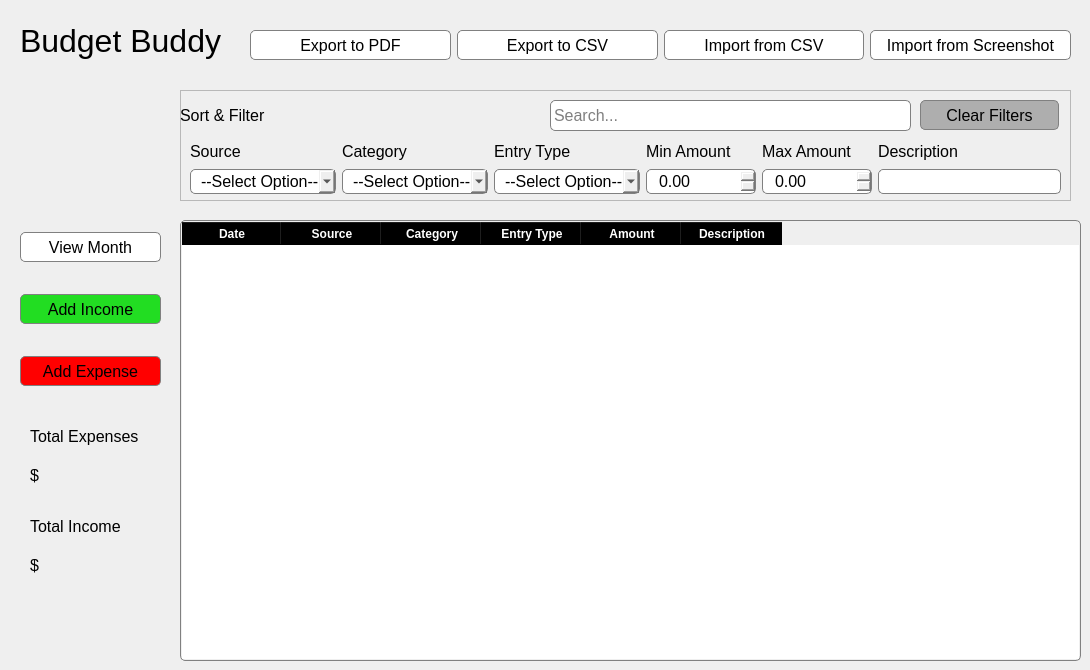
The window that views/welcomescreen.ui (j-bloom/BudgetBuddy) describes before a commit, drawn with Qt 5.
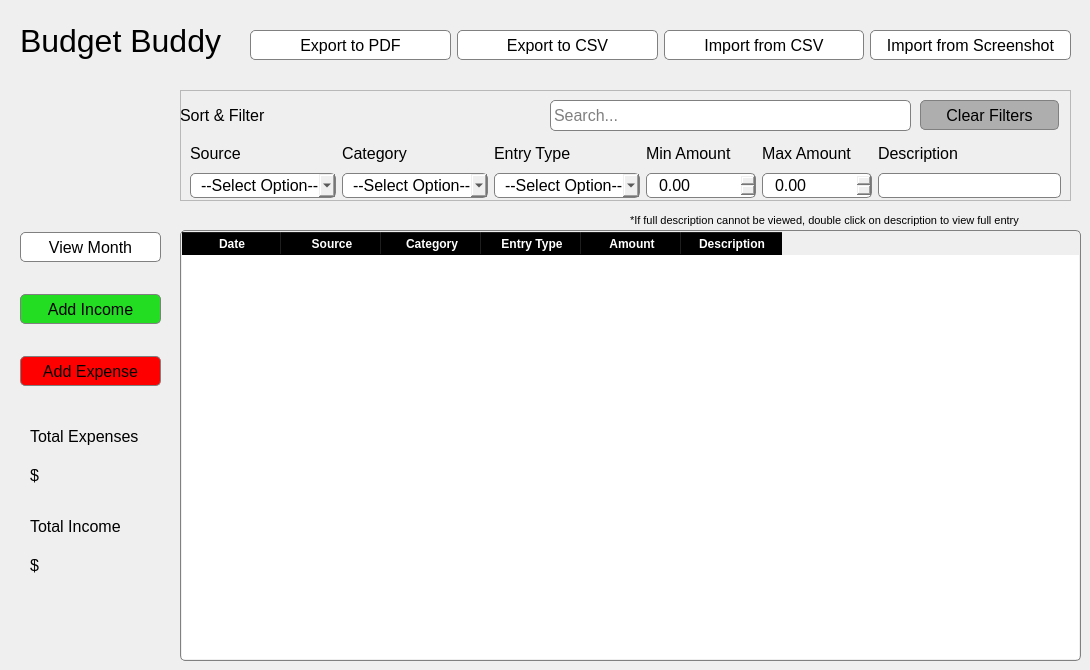
The same window after the commit.

Commit message: add functionality to view full entry description in popup

Diff of the .ui file:
```diff
--- a/views/welcomescreen.ui
+++ b/views/welcomescreen.ui
@@ -74,9 +74,9 @@
    <property name="geometry">
     <rect>
      <x>180</x>
-     <y>220</y>
+     <y>230</y>
      <width>901</width>
-     <height>441</height>
+     <height>431</height>
     </rect>
    </property>
    <property name="font">
@@ -104,9 +104,6 @@
       <pointsize>12</pointsize>
      </font>
     </property>
-    <property name="textAlignment">
-     <set>AlignCenter</set>
-    </property>
    </column>
    <column>
     <property name="text">
@@ -117,9 +114,6 @@
       <pointsize>12</pointsize>
      </font>
     </property>
-    <property name="textAlignment">
-     <set>AlignCenter</set>
-    </property>
    </column>
    <column>
     <property name="text">
@@ -130,9 +124,6 @@
       <pointsize>12</pointsize>
      </font>
     </property>
-    <property name="textAlignment">
-     <set>AlignCenter</set>
-    </property>
    </column>
    <column>
     <property name="text">
@@ -143,9 +134,6 @@
       <pointsize>12</pointsize>
      </font>
     </property>
-    <property name="textAlignment">
-     <set>AlignCenter</set>
-    </property>
    </column>
    <column>
     <property name="text">
@@ -156,9 +144,6 @@
       <pointsize>12</pointsize>
      </font>
     </property>
-    <property name="textAlignment">
-     <set>AlignCenter</set>
-    </property>
    </column>
    <column>
     <property name="text">
@@ -169,9 +154,6 @@
       <pointsize>12</pointsize>
      </font>
     </property>
-    <property name="textAlignment">
-     <set>AlignCenter</set>
-    </property>
    </column>
   </widget>
   <widget class="QLabel" name="appTitle">
@@ -357,7 +339,7 @@
       <x>10</x>
       <y>50</y>
       <width>871</width>
-      <height>54</height>
+      <height>58</height>
      </rect>
     </property>
     <layout class="QHBoxLayout" name="horizontalLayout_2">
@@ -880,6 +862,25 @@
     </item>
    </layout>
   </widget>
+  <widget class="QLabel" name="label">
+   <property name="geometry">
+    <rect>
+     <x>630</x>
+     <y>210</y>
+     <width>441</width>
+     <height>20</height>
+    </rect>
+   </property>
+   <property name="font">
+    <font>
+     <pointsize>8</pointsize>
+     <italic>false</italic>
+    </font>
+   </property>
+   <property name="text">
+    <string>*If full description cannot be viewed, double click on description to view full entry</string>
+   </property>
+  </widget>
  </widget>
  <resources/>
  <connections/>
```
Left out of the diff: 8 changed lines with no effect on the pictures. The commit also changes 1 other file.
